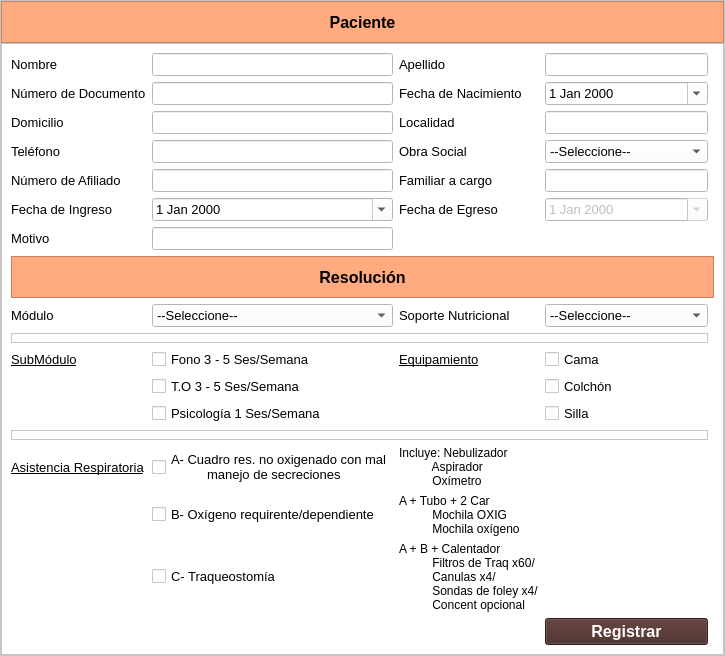
This is gui/pacientes/nuevo_paciente.ui in ayenaccarato/Marcanac as Qt 5 draws it before an edit. The edited form follows.
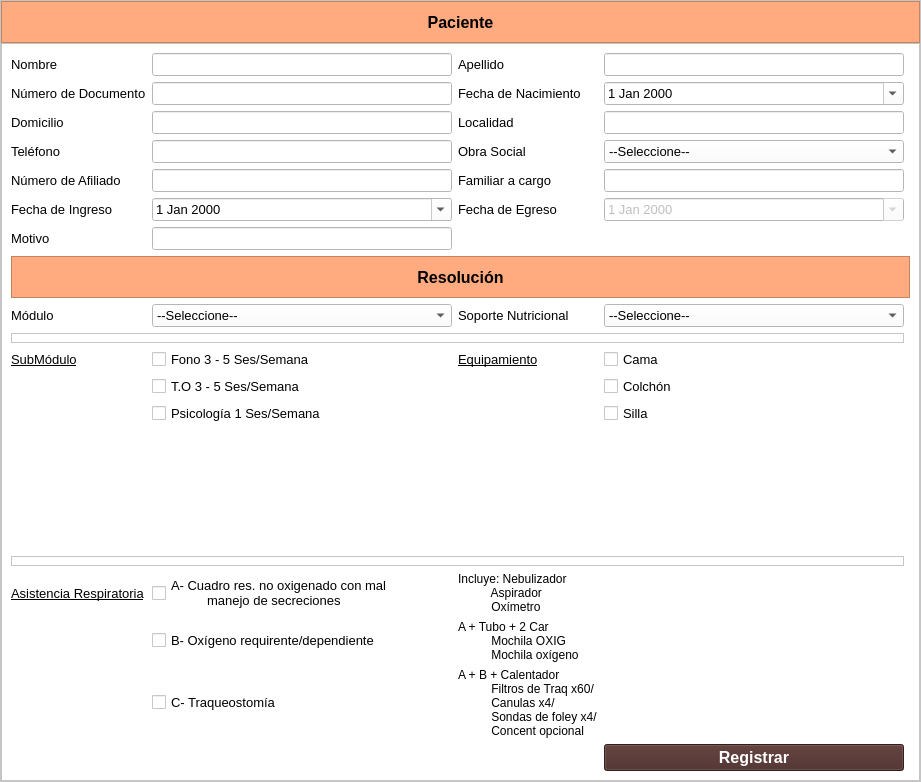
This is the edited form.

Patch:
```diff
--- a/gui/pacientes/nuevo_paciente.ui
+++ b/gui/pacientes/nuevo_paciente.ui
@@ -6,8 +6,8 @@
    <rect>
     <x>0</x>
     <y>0</y>
-    <width>721</width>
-    <height>651</height>
+    <width>921</width>
+    <height>782</height>
    </rect>
   </property>
   <property name="windowTitle">
```
Left out of the diff: 3 changed lines with no effect on the pictures.
